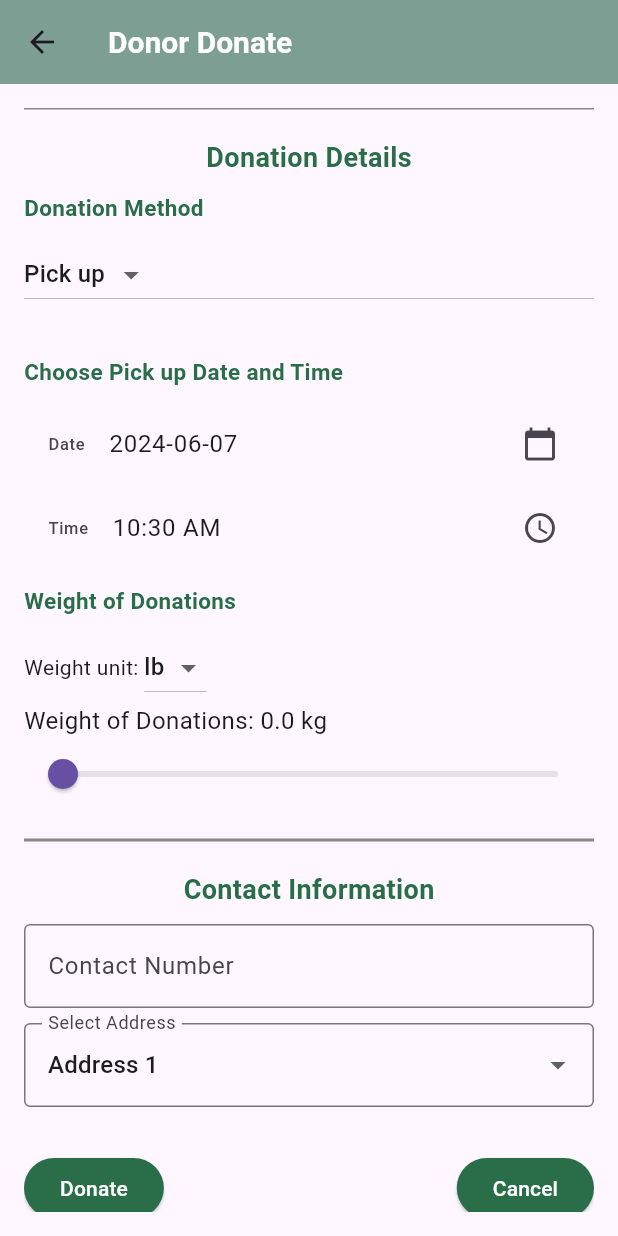
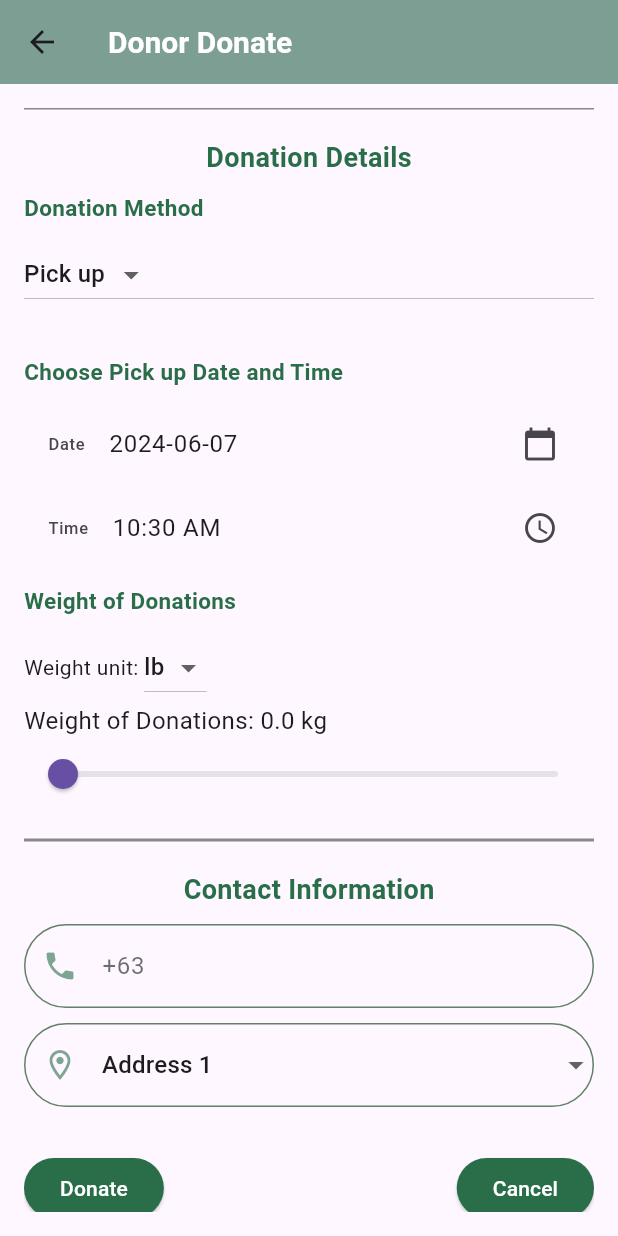
Before and after one commit to ICS-CMSC-23/project-Vivekjeet, a Flutter app: the DonorDonate screen opened by its route, scrolled down 424 dp, on a phone screen of 412 x 824 dp. Run offline on Flutter 3.47's test engine with Material 3 defaults, Android fonts, the phone set to English and light mode, and no system bars; our stand-ins replace cloud_firestore, email_validator, firebase_auth, firebase_core, firebase_storage, flutter_signin_button and 3 more; accounts and stored records are empty.

Commit message:
fix: contact and address field in donor page

```diff
--- a/project/lib/screens/donor/donor_donate.dart
+++ b/project/lib/screens/donor/donor_donate.dart
@@ -8,7 +8,6 @@ import 'package:provider/provider.dart';
 import 'package:project/models/donation_model.dart';
 import 'package:project/models/user_model.dart';
 // import 'package:qr_flutter/qr_flutter.dart';
-
 
 class Constants {
   // Primary color
@@ -191,8 +190,18 @@ class _DonorDonateState extends State<DonorDonate> {
     return TextFormField(
       controller: _textController,
       decoration: InputDecoration(
+        prefixIcon: Icon(Icons.more_horiz, color: Constants.iconColor),
+        hintText: "Others...",
+        hintStyle: const TextStyle(color: Color.fromARGB(175, 42, 46, 52)),
         labelText: 'Add new item',
-        border: OutlineInputBorder(),
+        focusedBorder: OutlineInputBorder(
+          borderSide: const BorderSide(color: Color(0xFF618264)),
+          borderRadius: BorderRadius.circular(50),
+        ),
+        enabledBorder: OutlineInputBorder(
+          borderSide: const BorderSide(color: Color(0xFF618264)),
+          borderRadius: BorderRadius.circular(50),
+        ),
       ),
       onFieldSubmitted: (value) {
         _addItem(value);
@@ -357,10 +366,20 @@ class _DonorDonateState extends State<DonorDonate> {
   Widget _buildContactNumberField() {
     return TextFormField(
       controller: _contactController,
-      decoration: InputDecoration(
-        labelText: 'Contact Number',
-        border: OutlineInputBorder(),
+       decoration: InputDecoration(
+        hintText: "+63",
+        hintStyle: const TextStyle(color: Color.fromARGB(175, 42, 46, 52)),
+        prefixIcon: Icon(Icons.phone, color: Constants.iconColor),
+        focusedBorder: OutlineInputBorder(
+          borderSide: const BorderSide(color: Color(0xFF618264)),
+          borderRadius: BorderRadius.circular(50),
+        ),
+        enabledBorder: OutlineInputBorder(
+          borderSide: const BorderSide(color: Color(0xFF618264)),
+          borderRadius: BorderRadius.circular(50),
+        ),
       ),
+
       keyboardType: TextInputType.phone,
       validator: (value) {
         if (value!.isEmpty) {
@@ -375,13 +394,20 @@ class _DonorDonateState extends State<DonorDonate> {
     return DropdownButtonFormField<String>(
       value: _selectedAddress,
       decoration: InputDecoration(
-        labelText: 'Select Address',
-        border: OutlineInputBorder(),
+        prefixIcon: Icon(Icons.location_on_outlined, color: Constants.iconColor),
+        focusedBorder: OutlineInputBorder(
+          borderSide: const BorderSide(color: Color(0xFF618264)),
+          borderRadius: BorderRadius.circular(50),
+        ),
+        enabledBorder: OutlineInputBorder(
+          borderSide: const BorderSide(color: Color(0xFF618264)),
+          borderRadius: BorderRadius.circular(50),
+        ),
       ),
       items: _addresses.map((String address) {
         return DropdownMenuItem<String>(
           value: address,
-          child: Text(address),
+          child: Text(address ),
         );
       }).toList(),
       onChanged: (String? newValue) {
```
